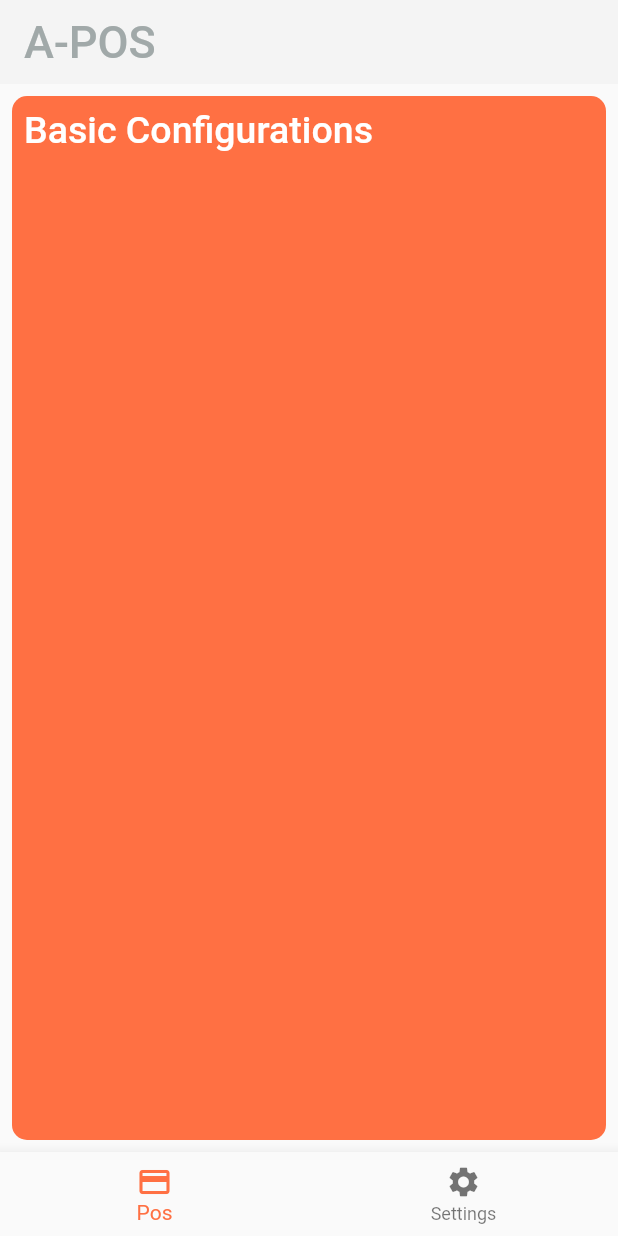
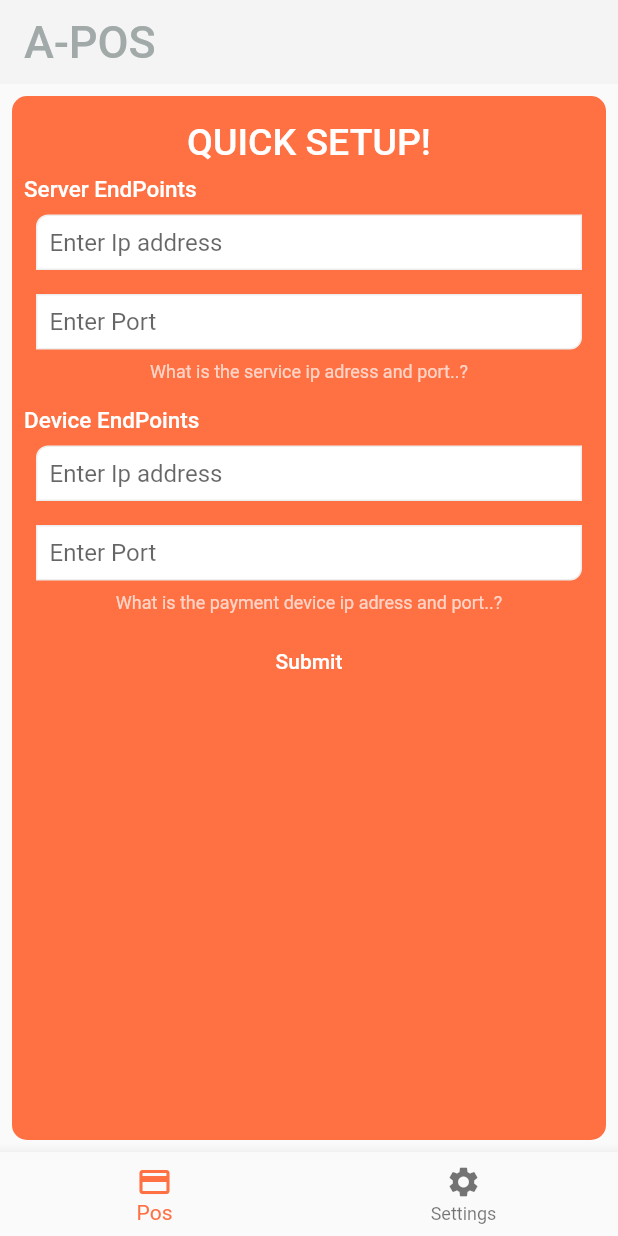
Before and after one commit to pranavkapoorr/I-Pos, a Flutter app: the screen it shows after launch, on a phone screen of 412 x 824 dp. Run offline on Flutter 3.47's test engine with Material 2 defaults, Android fonts, the phone set to English and light mode, and no system bars; our stand-ins replace shared_preferences.

Commit message:
firstloadbox ui

```diff
--- a/lib/views/mpos_home.dart
+++ b/lib/views/mpos_home.dart
@@ -52,8 +52,75 @@ class _MposHomeState extends State<MposHome>{
                   children: <Widget>[
                     Padding(
                       padding: const EdgeInsets.all(8.0),
-                      child: Text("Basic Configurations",style: TextStyle(color:Colors.white,fontSize: 25.0,fontWeight: FontWeight.w500),),
-                    )
+                      child: Column(
+                        children: <Widget>[
+                          Padding(
+                            padding: const EdgeInsets.all(8.0),
+                            child: Align(alignment: Alignment.topCenter,child: Text("QUICK SETUP!",style: TextStyle(color:Colors.white,fontSize: 25.0,fontWeight: FontWeight.w500),)),
+                          ),
+                          Align(alignment: Alignment.topLeft,child: Text("Server EndPoints",style: TextStyle(color:Colors.white,fontSize: 15.0,fontWeight: FontWeight.w500),)),
+                          Padding(
+                            padding: const EdgeInsets.all(8.0),
+                            child: Container(
+                                padding: EdgeInsets.all(8.0),
+                                decoration: BoxDecoration(
+                                    color: Colors.white,
+                                    border: Border.all(color: Colors.grey.shade200),
+                                    borderRadius: BorderRadius.only(topLeft: Radius.circular(8.0))
+                                ),
+                                child: TextField(decoration: InputDecoration.collapsed(hintText: "Enter Ip address"),controller: null,)
+                            ),
+                          ),
+                          Padding(
+                            padding: const EdgeInsets.all(8.0),
+                            child: Container(
+                                padding: EdgeInsets.all(8.0),
+                                decoration: BoxDecoration(
+                                    color: Colors.white,
+                                    border: Border.all(color: Colors.grey.shade200),
+                                    borderRadius: BorderRadius.only(bottomRight: Radius.circular(8.0))
+                                ),
+                                child: TextField(decoration: InputDecoration.collapsed(hintText: "Enter Port"),controller: null,)
+                            ),
+                          ),
+                          Text("What is the service ip adress and port..?",style: TextStyle(color: Colors.white70,fontSize: 12.0),)
+                        ],
+                      ),
+                    ),
+                    Padding(
+                      padding: const EdgeInsets.all(8.0),
+                      child: Column(
+                        children: <Widget>[
+                          Align(alignment: Alignment.topLeft,child: Text("Device EndPoints",style: TextStyle(color:Colors.white,fontSize: 15.0,fontWeight: FontWeight.w500),)),
+                          Padding(
+                            padding: const EdgeInsets.all(8.0),
+                            child: Container(
+                                padding: EdgeInsets.all(8.0),
+                                decoration: BoxDecoration(
+                                    color: Colors.white,
+                                    border: Border.all(color: Colors.grey.shade200),
+                                    borderRadius: BorderRadius.only(topLeft: Radius.circular(8.0))
+                                ),
+                                child: TextField(decoration: InputDecoration.collapsed(hintText: "Enter Ip address"),controller:null,)
+                            ),
+                          ),
+                          Padding(
+                            padding: const EdgeInsets.all(8.0),
+                            child: Container(
+                                padding: EdgeInsets.all(8.0),
+                                decoration: BoxDecoration(
+                                    color: Colors.white,
+                                    border: Border.all(color: Colors.grey.shade200),
+                                    borderRadius: BorderRadius.only(bottomRight: Radius.circular(8.0))
+                                ),
+                                child: TextField(decoration: InputDecoration.collapsed(hintText: "Enter Port"),controller: null,)
+                            ),
+                          ),
+                          Text("What is the payment device ip adress and port..?",style: TextStyle(color: Colors.white70,fontSize: 12.0),)
+                        ],
+                      ),
+                    ),
+                    Align(alignment: Alignment.center,child: FlatButton(textColor: Colors.white,onPressed: (){}, child: Text('Submit')),)
                   ]
               ))
       )
```
